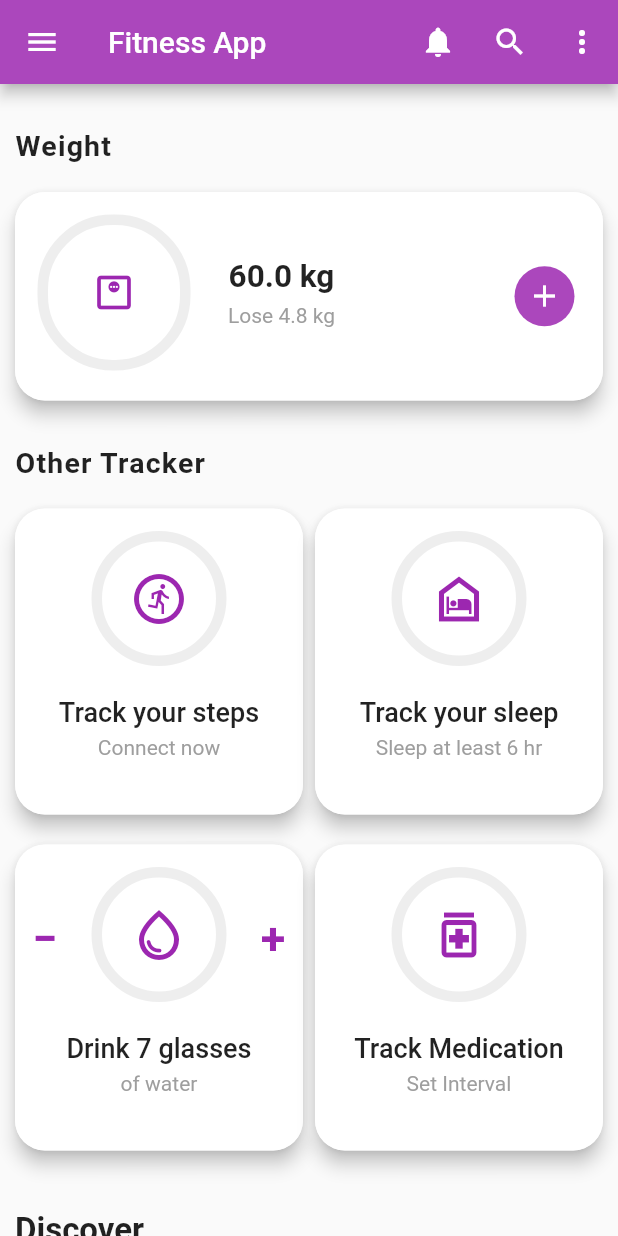
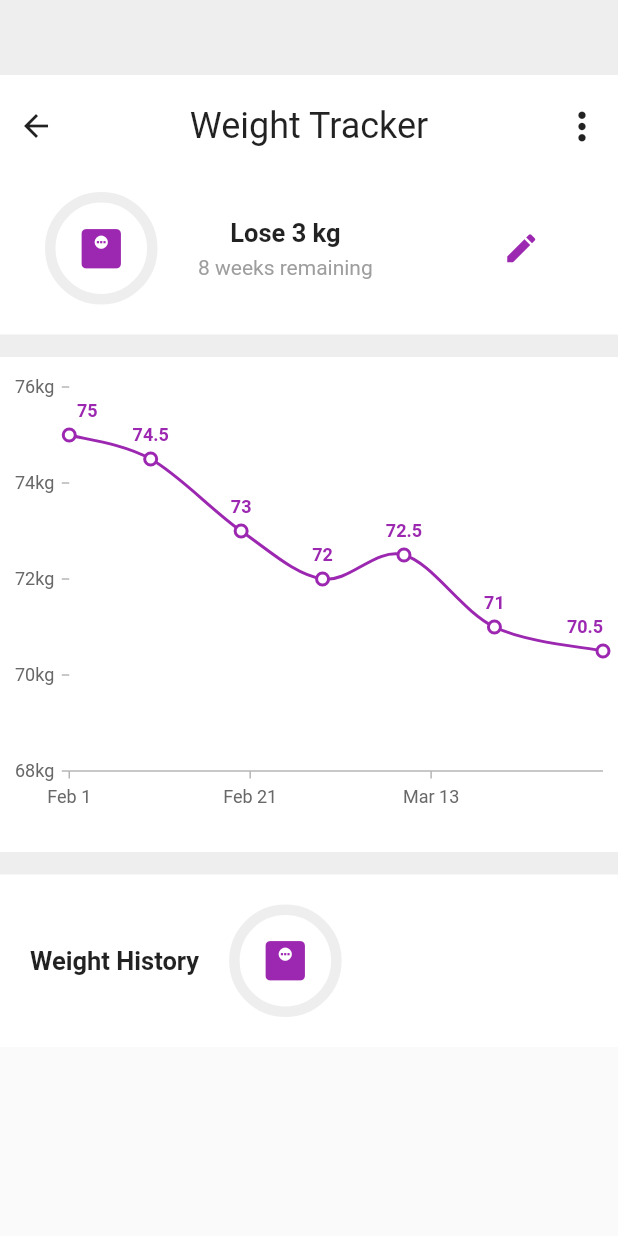
Before and after one commit to tjanhvi/Fitness-Community-App, a Flutter app: the Sections screen opened directly, after a tap on the "add" icon, on a phone screen of 412 x 824 dp. Run offline on Flutter 3.47's test engine with Material 2 defaults, Android fonts, the phone set to English and light mode, and no system bars; our stand-ins replace firebase_auth, firebase_core, pinput, syncfusion_flutter_calendar, syncfusion_flutter_charts, syncfusion_flutter_gauges and 1 more; accounts and stored records are empty.

Commit message:
Added weight tracker

```diff
--- /dev/null
+++ b/fitness_app/lib/screens/Tracker/Weight Tracker/weight_tracker.dart
@@ -0,0 +1,264 @@
+import 'package:fitness_app/screens/Homepage_Sections/homepage.dart';
+import 'package:flutter/material.dart';
+import 'package:syncfusion_flutter_charts/charts.dart';
+import 'dart:math';
+
+class WeightTracker extends StatefulWidget {
+  const WeightTracker({super.key});
+
+  @override
+  State<WeightTracker> createState() => WeightTrackerState();
+}
+
+class WeightTrackerState extends State<WeightTracker> {
+
+  final List<WeightData> weightData = <WeightData>[
+    WeightData(DateTime(2022, 2, 1), 75),
+    WeightData(DateTime(2022, 2, 10), 74.5),
+    WeightData(DateTime(2022, 2, 20), 73),
+    WeightData(DateTime(2022, 3, 1), 72),
+    WeightData(DateTime(2022, 3, 10), 72.5),
+    WeightData(DateTime(2022, 3, 20), 71),
+    WeightData(DateTime(2022, 4, 1), 70.5),
+  ];
+
+  @override
+  Widget build(BuildContext context) {
+    return Scaffold(
+      // appBar: AppBar(
+      //   leading : IconButton(
+      //     icon: Icon(Icons.arrow_back, color: Colors.purple),
+      //     onPressed: () {
+      //       Navigator.push (
+      //         context,
+      //         MaterialPageRoute(builder: (context) => HomePage()),
+      //       );
+      //     },
+      //   ),
+      //   title: const Text(
+      //     'Weight Tracker',
+      //     style: TextStyle(color: Colors.purple),
+      //   ),
+      //   backgroundColor: Colors.white,
+      // ),
+      body: SingleChildScrollView(
+        child: Container(
+          color: Colors.grey.shade200,
+          child: Column(
+            children: [
+              const SizedBox(height: 50),
+              Container(
+                color: Colors.white,
+                padding: EdgeInsets.only(top: 10.0, bottom: 20.0),
+                width: double.infinity,
+                child: Column(
+                  children: [
+                    Row(
+                      mainAxisAlignment: MainAxisAlignment.spaceBetween,
+                      children: [
+                        IconButton(
+                          icon: const Icon(Icons.arrow_back, color: Colors.black87),
+                          onPressed: () {
+                            Navigator.push (
+                              context,
+                              MaterialPageRoute(builder: (context) => HomePage()),
+                            );
+                          },
+                        ),
+                        const Text(
+                          'Weight Tracker',
+                          style: TextStyle(
+                            color: Colors.black87,
+                            fontSize: 24,
+                          ),
+                        ),
+
+                        PopupMenuButton(
+                          icon: Icon(Icons.more_vert, color: Colors.black87, size: 30),
+                          itemBuilder: (context) => [
+                            PopupMenuItem(
+                              child: Text('Change unit to Pounds'),
+                            ),
+                            PopupMenuItem(
+                              child: Text('Weight Reminder'),
+                            ),
+                            PopupMenuItem(
+                              child: Text('Send Feedback'),
+                            ),
+                            PopupMenuItem(
+                              child: Text('Refresh'),
+                            ),
+                            PopupMenuItem(
+                              child: Text('Help'),
+                            ),
+                          ],
+                        ),
+                      ],
+                    ),
+
+                    const SizedBox(height: 20),
+
+                    Row(
+                      children: [
+                        const SizedBox(width: 30),
+                        Container(
+                          height: 75.0,
+                          width: 75.0,
+                          decoration: BoxDecoration(
+                              borderRadius: BorderRadius.circular(50),
+                              border: Border.all(
+                                  width: 7, color: Colors.grey.shade200)),
+                          child: Icon(
+                            Icons.monitor_weight,
+                            color: Colors.purple,
+                            size: 35,
+                          ),
+                        ),
+
+                        const SizedBox(width: 27),
+
+                        Column(
+                          children: [
+                            Text(
+                              "Lose 3 kg",
+                              style: TextStyle(
+                                  fontWeight: FontWeight.w700,
+                                  fontSize: 17),
+                            ),
+                            SizedBox(
+                              height: 5,
+                            ),
+                            Text(
+                              "8 weeks remaining",
+                              style: TextStyle(
+                                  fontWeight: FontWeight.w400,
+                                  color: Colors.grey.shade500),
+                            ),
+                          ],
+                        ),
+
+                        const SizedBox(width: 75),
+
+                        IconButton(
+                          icon: Icon(Icons.edit, color: Colors.purple, size: 25),
+                          onPressed: () {},
+                        ),
+
+                        const SizedBox(width: 20),
+
+                      ],
+                    ),
+                  ],
+                ),
+              ),
+
+              const SizedBox(height: 15),
+
+              Container(
+                color: Colors.white,
+                padding: EdgeInsets.only(top: 10.0, bottom: 20.0),
+                width: double.infinity,
+                child: Column(
+                  children: [
+                    Container(
+                      child: SfCartesianChart(
+                        plotAreaBorderColor: Colors.transparent,
+                        primaryXAxis: DateTimeAxis(
+                          majorGridLines: MajorGridLines(width: 0),
+                          edgeLabelPlacement: EdgeLabelPlacement.shift,
+                          intervalType: DateTimeIntervalType.days,
+                        ),
+                        primaryYAxis: NumericAxis(
+                          majorGridLines: MajorGridLines(width: 0),
+                          axisLine: AxisLine(width: 0),
+                          labelFormat: '{value}kg',
+                        ),
+                        series: <ChartSeries>[
+                          SplineSeries<WeightData, DateTime>(
+                            dataSource: weightData,
+                            xValueMapper: (WeightData data, _) => data.date,
+                            yValueMapper: (WeightData data, _) => data.weight,
+                            color: Colors.purple,
+                            markerSettings: MarkerSettings(
+                              isVisible: true,
+                              color: Colors.white,
+                              borderColor: Colors.purple,
+                            ),
+                            dataLabelSettings: DataLabelSettings(
+                              isVisible: true,
+                              labelAlignment: ChartDataLabelAlignment.top,
+                              textStyle: TextStyle(
+                                color: Colors.purple,
+                                fontWeight: FontWeight.bold,
+                              ),
+                            ),
+                          ),
+                        ],
+                      ),
+                    )
+                  ],
+                ),
+              ),
+
+              const SizedBox(height: 15),
+
+              Container(
+                color: Colors.white,
+                padding: EdgeInsets.only(top: 10.0, bottom: 20.0),
+                width: double.infinity,
+                child: Column(
+                  crossAxisAlignment: CrossAxisAlignment.start,
+                  children: [
+                    const SizedBox(height: 10),
+                    Row(
+                      children: [
+                        const SizedBox(width: 20),
+
+                        Text(
+                          "Weight History",
+                          style: TextStyle(
+                            fontWeight: FontWeight.w700,
+                            fontSize: 17,
+                          ),
+                        ),
+
+                        const SizedBox(width: 20),
+
+                        Row(
+                          children: [
+                            //weight card
+                            Container(
+                              height: 75.0,
+                              width: 75.0,
+                              decoration: BoxDecoration(
+                                  borderRadius: BorderRadius.circular(50),
+                                  border: Border.all(
+                                      width: 7, color: Colors.grey.shade200)),
+                              child: Icon(
+                                Icons.monitor_weight,
+                                color: Colors.purple,
+                                size: 35,
+                              ),
+                            ),
+                          ],
+                        ),
+
+                      ],
+                    ),
+                  ],
+                ),
+              ),
+
+            ],
+          ),
+        ),
+      ),
+    );
+  }
+}
+
+class WeightData {
+  WeightData(this.date, this.weight);
+  final DateTime date;
+  final double weight;
+}
--- a/fitness_app/lib/screens/homepage_Sections/Sections.dart
+++ b/fitness_app/lib/screens/homepage_Sections/Sections.dart
@@ -1,6 +1,7 @@
 import 'package:fitness_app/screens/Tracker/MedicineTracker/medicine_tracker.dart';
 import 'package:fitness_app/screens/Tracker/SleepTracker/sleep_tracker.dart';
 import 'package:fitness_app/screens/Tracker/Step%20Tracker/step_tracker.dart';
+import 'package:fitness_app/screens/Tracker/Weight%20Tracker/weight_tracker.dart';
 import 'package:flutter/material.dart';
 
 class Sections extends StatefulWidget {
@@ -141,7 +142,14 @@ class _SectionsState extends State<Sections> {
                         ),
                         FloatingActionButton.small(
                           elevation: 0,
-                          onPressed: () {},
+                          onPressed: () {
+                            Navigator.push(
+                                context,
+                                MaterialPageRoute(
+                                    builder: (context) => WeightTracker()
+                                )
+                            );
+                          },
                           child: const Icon(Icons.add),
                           backgroundColor: Colors.purple.shade400,
                         )
--- a/fitness_app/pubspec.yaml
+++ b/fitness_app/pubspec.yaml
@@ -43,6 +43,7 @@ dependencies:
   pinput: ^2.2.23
   firebase_core: ^2.4.1
   firebase_auth: ^4.2.5
+  syncfusion_flutter_charts: ^20.4.51
 
 dev_dependencies:
   flutter_test:
```
Also changed, not shown: fitness_app/pubspec.lock.
